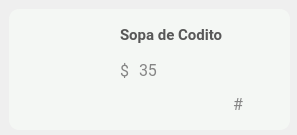
The window that El-Patio/mesero/mesero_tarjeta_menu.ui (MrDanielG/IHC-ElPatio) describes before a commit, drawn with Qt 5.
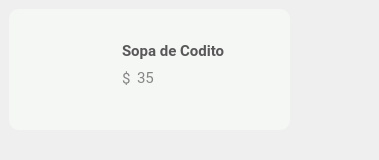
The same window after the commit. Icons and pictures are not drawn.

Commit message: UI Tarjetas comanda

Diff of the .ui file:
```diff
--- a/El-Patio/mesero/mesero_tarjeta_menu.ui
+++ b/El-Patio/mesero/mesero_tarjeta_menu.ui
@@ -6,8 +6,8 @@
    <rect>
     <x>0</x>
     <y>0</y>
-    <width>297</width>
-    <height>135</height>
+    <width>379</width>
+    <height>160</height>
    </rect>
   </property>
   <property name="minimumSize">
@@ -37,21 +37,51 @@
     <string/>
    </property>
   </widget>
-  <widget class="QWidget" name="layoutWidget">
+  <widget class="QPushButton" name="btnMasPlatillo">
    <property name="geometry">
     <rect>
-     <x>20</x>
-     <y>20</y>
-     <width>261</width>
-     <height>99</height>
+     <x>240</x>
+     <y>80</y>
+     <width>39</width>
+     <height>35</height>
     </rect>
    </property>
-   <layout class="QHBoxLayout" name="horizontalLayout_2">
-    <property name="spacing">
-     <number>10</number>
-    </property>
-    <item>
+   <property name="minimumSize">
+    <size>
+     <width>35</width>
+     <height>35</height>
+    </size>
+   </property>
+   <property name="cursor">
+    <cursorShape>PointingHandCursor</cursorShape>
+   </property>
+   <property name="styleSheet">
+    <string notr="true">
+border: none;</string>
+   </property>
+   <property name="text">
+    <string/>
+   </property>
+   <property name="icon">
+    <iconset resource="../Recursos.qrc">
+     <normaloff>:/iconos/resources/masPlatilloBig.png</normaloff>:/iconos/resources/masPlatilloBig.png</iconset>
+   </property>
+   <property name="iconSize">
+    <size>
+     <width>35</width>
+     <height>35</height>
+    </size>
+   </property>
+  </widget>
      <widget class="QLabel" name="imgPlatillo">
+   <property name="geometry">
+    <rect>
+     <x>21</x>
+     <y>20</y>
+     <width>90</width>
+     <height>90</height>
+    </rect>
+   </property>
       <property name="minimumSize">
        <size>
         <width>90</width>
@@ -60,8 +90,8 @@
       </property>
       <property name="maximumSize">
        <size>
-        <width>90</width>
-        <height>90</height>
+     <width>95</width>
+     <height>95</height>
        </size>
       </property>
       <property name="styleSheet">
@@ -72,8 +102,15 @@
        <string/>
       </property>
      </widget>
-    </item>
-    <item>
+  <widget class="QWidget" name="">
+   <property name="geometry">
+    <rect>
+     <x>122</x>
+     <y>30</y>
+     <width>161</width>
+     <height>60</height>
+    </rect>
+   </property>
      <layout class="QVBoxLayout" name="verticalLayout">
       <item>
        <widget class="QLabel" name="nombrePlatillo">
@@ -98,19 +135,22 @@
         <property name="text">
          <string>Sopa de Codito</string>
         </property>
+      <property name="alignment">
+       <set>Qt::AlignBottom|Qt::AlignLeading|Qt::AlignLeft</set>
+      </property>
         <property name="wordWrap">
          <bool>true</bool>
         </property>
        </widget>
       </item>
       <item>
-       <layout class="QHBoxLayout" name="horizontalLayout_3">
+     <layout class="QHBoxLayout" name="horizontalLayout_2">
         <item>
          <widget class="QLabel" name="precioPlatillo_2">
           <property name="font">
            <font>
             <family>Roboto</family>
-            <pointsize>12</pointsize>
+          <pointsize>11</pointsize>
            </font>
           </property>
           <property name="styleSheet">
@@ -127,7 +167,7 @@
           <property name="font">
            <font>
             <family>Roboto</family>
-            <pointsize>12</pointsize>
+          <pointsize>11</pointsize>
            </font>
           </property>
           <property name="styleSheet">
@@ -140,56 +180,6 @@
          </widget>
         </item>
         <item>
-         <spacer name="horizontalSpacer_2">
-          <property name="orientation">
-           <enum>Qt::Horizontal</enum>
-          </property>
-          <property name="sizeHint" stdset="0">
-           <size>
-            <width>40</width>
-            <height>20</height>
-           </size>
-          </property>
-         </spacer>
-        </item>
-       </layout>
-      </item>
-      <item>
-       <layout class="QHBoxLayout" name="horizontalLayout">
-        <item>
-         <widget class="QPushButton" name="btnEditPlatillo">
-          <property name="minimumSize">
-           <size>
-            <width>29</width>
-            <height>29</height>
-           </size>
-          </property>
-          <property name="cursor">
-           <cursorShape>PointingHandCursor</cursorShape>
-          </property>
-          <property name="autoFillBackground">
-           <bool>false</bool>
-          </property>
-          <property name="styleSheet">
-           <string notr="true">background-image: url(:/iconos/resources/editarPlato.png) 0 0 0 0 stretch stretch;
-background-repeat: no-repeat;
-border: none;</string>
-          </property>
-          <property name="text">
-           <string/>
-          </property>
-          <property name="iconSize">
-           <size>
-            <width>16</width>
-            <height>16</height>
-           </size>
-          </property>
-          <property name="autoDefault">
-           <bool>false</bool>
-          </property>
-         </widget>
-        </item>
-        <item>
          <spacer name="horizontalSpacer">
           <property name="orientation">
            <enum>Qt::Horizontal</enum>
@@ -202,69 +192,9 @@
           </property>
          </spacer>
         </item>
-        <item>
-         <widget class="QPushButton" name="btnMenosPlatillo">
-          <property name="minimumSize">
-           <size>
-            <width>25</width>
-            <height>25</height>
-           </size>
-          </property>
-          <property name="cursor">
-           <cursorShape>PointingHandCursor</cursorShape>
-          </property>
-          <property name="styleSheet">
-           <string notr="true">background-image: url(:/iconos/resources/menosPlatillo.png);
-background-repeat: no-repeat;
-border: none;</string>
-          </property>
-          <property name="text">
-           <string/>
-          </property>
-         </widget>
-        </item>
-        <item>
-         <widget class="QLabel" name="cantPlatillo">
-          <property name="font">
-           <font>
-            <family>Roboto</family>
-            <pointsize>12</pointsize>
-           </font>
-          </property>
-          <property name="styleSheet">
-           <string notr="true">color: rgb(133, 133, 133);</string>
-          </property>
-          <property name="text">
-           <string>#</string>
-          </property>
-         </widget>
-        </item>
-        <item>
-         <widget class="QPushButton" name="btnMasPlatillo">
-          <property name="minimumSize">
-           <size>
-            <width>25</width>
-            <height>25</height>
-           </size>
-          </property>
-          <property name="cursor">
-           <cursorShape>PointingHandCursor</cursorShape>
-          </property>
-          <property name="styleSheet">
-           <string notr="true">background-image: url(:/iconos/resources/masPlatillo.png);
-background-repeat: no-repeat;
-border: none;</string>
-          </property>
-          <property name="text">
-           <string/>
-          </property>
-         </widget>
-        </item>
        </layout>
       </item>
      </layout>
-    </item>
-   </layout>
   </widget>
  </widget>
  <resources/>
```
Left out of the diff: 4 changed lines with no effect on the pictures. Lines whose indentation alone changed are shown as unchanged. The commit also changes 3 other files.
